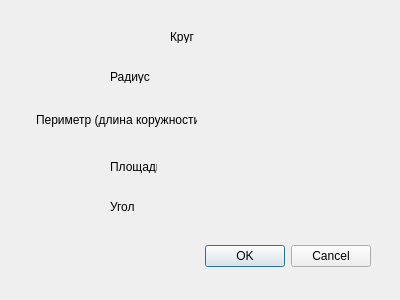
Before: the Qt Designer form FigureListShow/showround.ui in momooshi/GeometryAssistance, drawn with Qt 5.
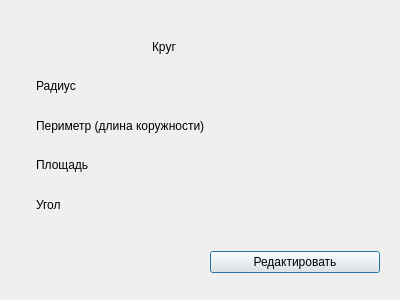
After: the same form once the commit is applied.

What changed in the file:
```diff
--- a/FigureListShow/showround.ui
+++ b/FigureListShow/showround.ui
@@ -13,138 +13,99 @@
   <property name="windowTitle">
    <string>Dialog</string>
   </property>
-  <widget class="QDialogButtonBox" name="buttonBox">
-   <property name="geometry">
-    <rect>
-     <x>30</x>
-     <y>240</y>
-     <width>341</width>
-     <height>32</height>
-    </rect>
-   </property>
-   <property name="orientation">
-    <enum>Qt::Horizontal</enum>
-   </property>
-   <property name="standardButtons">
-    <set>QDialogButtonBox::Cancel|QDialogButtonBox::Ok</set>
-   </property>
-  </widget>
-  <widget class="QLabel" name="label">
-   <property name="geometry">
-    <rect>
-     <x>170</x>
-     <y>30</y>
-     <width>47</width>
-     <height>13</height>
-    </rect>
-   </property>
-   <property name="text">
-    <string>Круг</string>
-   </property>
-  </widget>
-  <widget class="QLabel" name="label_2">
-   <property name="geometry">
-    <rect>
-     <x>110</x>
-     <y>70</y>
-     <width>47</width>
-     <height>13</height>
-    </rect>
-   </property>
-   <property name="text">
-    <string>Радиус</string>
-   </property>
-  </widget>
-  <widget class="QLabel" name="radius">
+  <widget class="QWidget" name="layoutWidget">
    <property name="geometry">
     <rect>
      <x>210</x>
-     <y>70</y>
-     <width>47</width>
-     <height>13</height>
+     <y>250</y>
+     <width>170</width>
+     <height>25</height>
     </rect>
    </property>
-   <property name="text">
-    <string/>
-   </property>
+   <layout class="QHBoxLayout" name="horizontalLayout">
+    <item>
+     <widget class="QPushButton" name="pushButton">
+      <property name="text">
+       <string>Редактировать</string>
+      </property>
+     </widget>
+    </item>
+   </layout>
   </widget>
-  <widget class="QLabel" name="label_4">
+  <widget class="QWidget" name="layoutWidget">
    <property name="geometry">
     <rect>
      <x>36</x>
-     <y>110</y>
-     <width>161</width>
-     <height>20</height>
+     <y>30</y>
+     <width>341</width>
+     <height>191</height>
     </rect>
    </property>
-   <property name="text">
-    <string>Периметр (длина коружности)</string>
-   </property>
-  </widget>
-  <widget class="QLabel" name="perimeter">
-   <property name="geometry">
-    <rect>
-     <x>210</x>
-     <y>110</y>
-     <width>47</width>
-     <height>13</height>
-    </rect>
-   </property>
-   <property name="text">
-    <string/>
-   </property>
-  </widget>
-  <widget class="QLabel" name="label_6">
-   <property name="geometry">
-    <rect>
-     <x>110</x>
-     <y>160</y>
-     <width>47</width>
-     <height>13</height>
-    </rect>
-   </property>
-   <property name="text">
-    <string>Площадь</string>
-   </property>
-  </widget>
-  <widget class="QLabel" name="square">
-   <property name="geometry">
-    <rect>
-     <x>210</x>
-     <y>160</y>
-     <width>47</width>
-     <height>13</height>
-    </rect>
-   </property>
-   <property name="text">
-    <string/>
-   </property>
-  </widget>
-  <widget class="QLabel" name="label_8">
-   <property name="geometry">
-    <rect>
-     <x>110</x>
-     <y>200</y>
-     <width>47</width>
-     <height>13</height>
-    </rect>
-   </property>
-   <property name="text">
-    <string>Угол</string>
-   </property>
-  </widget>
-  <widget class="QLabel" name="angle">
-   <property name="geometry">
-    <rect>
-     <x>210</x>
-     <y>200</y>
-     <width>47</width>
-     <height>13</height>
-    </rect>
-   </property>
-   <property name="text">
-    <string/>
-   </property>
+   <layout class="QGridLayout" name="gridLayout">
+    <item row="3" column="0">
+     <widget class="QLabel" name="label_6">
+      <property name="text">
+       <string>Площадь</string>
+      </property>
+     </widget>
+    </item>
+    <item row="4" column="2">
+     <widget class="QLabel" name="angle">
+      <property name="text">
+       <string/>
+      </property>
+     </widget>
+    </item>
+    <item row="2" column="0" colspan="2">
+     <widget class="QLabel" name="label_4">
+      <property name="text">
+       <string>Периметр (длина коружности)</string>
+      </property>
+     </widget>
+    </item>
+    <item row="3" column="2">
+     <widget class="QLabel" name="square">
+      <property name="text">
+       <string/>
+      </property>
+     </widget>
+    </item>
+    <item row="1" column="0">
+     <widget class="QLabel" name="label_2">
+      <property name="text">
+       <string>Радиус</string>
+      </property>
+     </widget>
+    </item>
+    <item row="2" column="2">
+     <widget class="QLabel" name="perimeter">
+      <property name="text">
+       <string/>
+      </property>
+     </widget>
+    </item>
+    <item row="4" column="0">
+     <widget class="QLabel" name="label_8">
+      <property name="text">
+       <string>Угол</string>
+      </property>
+     </widget>
+    </item>
+    <item row="1" column="2">
+     <widget class="QLabel" name="radius">
+      <property name="text">
+       <string/>
+      </property>
+     </widget>
+    </item>
+    <item row="0" column="1">
+     <widget class="QLabel" name="label">
+      <property name="text">
+       <string>Круг</string>
+      </property>
+     </widget>
+    </item>
+   </layout>
   </widget>
  </widget>
  <resources/>
```
Left out of the diff: 35 changed lines with no effect on the pictures.
